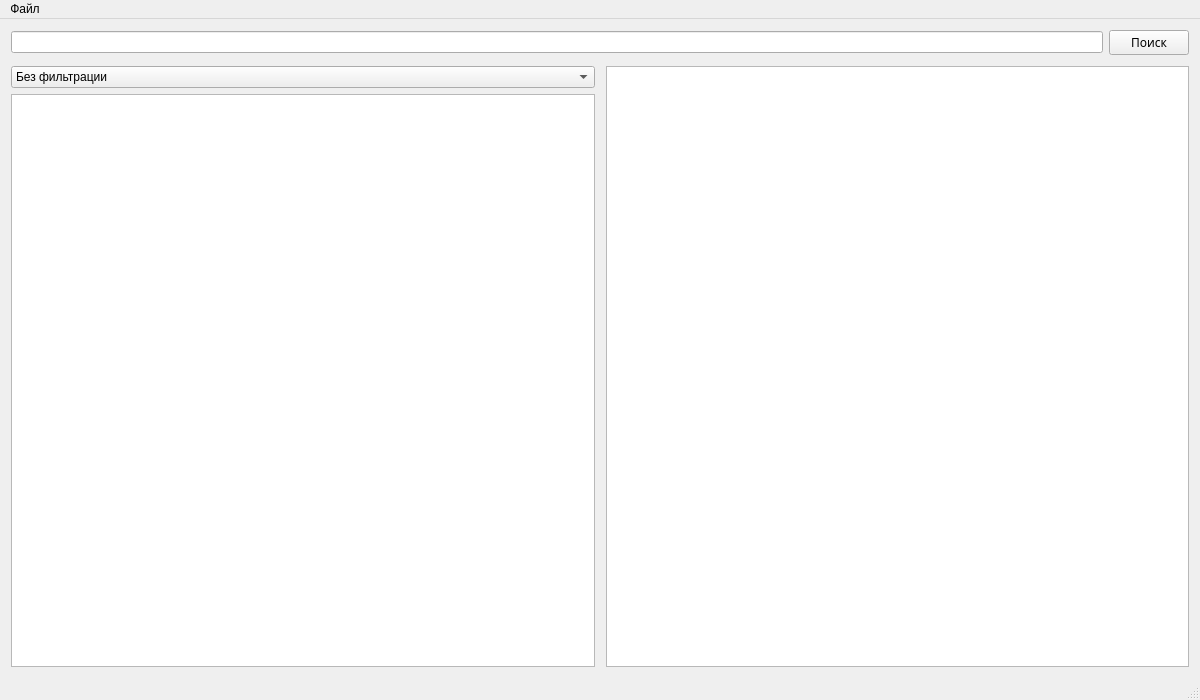
AndreyKuzmaDev/OPDProject, file mainwindow.ui: the form before one commit.
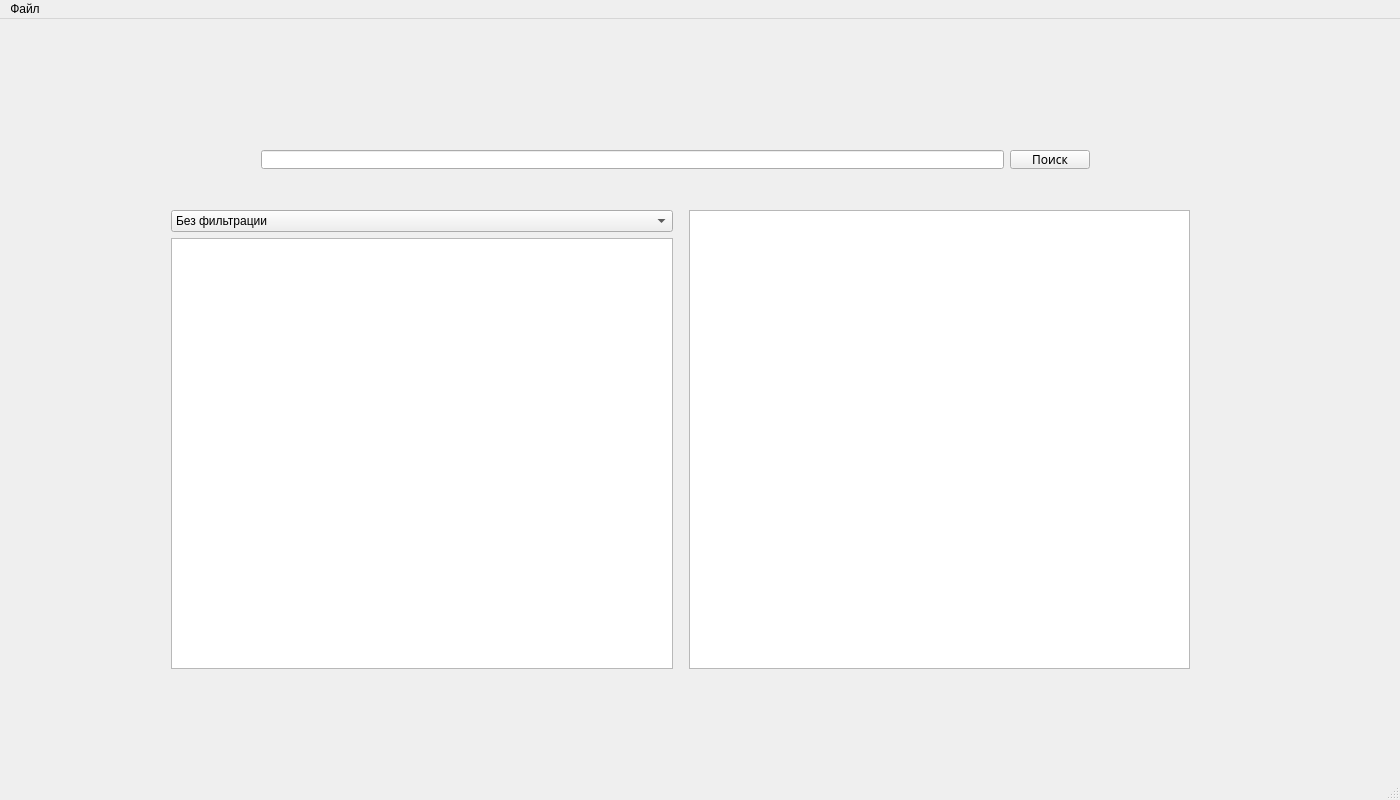
The form after the commit.

Patch:
```diff
--- a/mainwindow.ui
+++ b/mainwindow.ui
@@ -6,8 +6,8 @@
    <rect>
     <x>0</x>
     <y>0</y>
-    <width>1200</width>
-    <height>700</height>
+    <width>1400</width>
+    <height>800</height>
    </rect>
   </property>
   <property name="sizePolicy">
@@ -18,22 +18,32 @@
   </property>
   <property name="minimumSize">
    <size>
-    <width>1200</width>
-    <height>700</height>
+    <width>1400</width>
+    <height>800</height>
    </size>
   </property>
   <property name="maximumSize">
    <size>
-    <width>1200</width>
-    <height>700</height>
+    <width>1400</width>
+    <height>800</height>
    </size>
   </property>
   <property name="windowTitle">
    <string>Мой холодильник</string>
   </property>
+  <property name="styleSheet">
+   <string notr="true"/>
+  </property>
   <widget class="QWidget" name="centralWidget">
-   <layout class="QVBoxLayout" name="verticalLayout_2">
-    <item>
+   <widget class="QWidget" name="layoutWidget">
+    <property name="geometry">
+     <rect>
+      <x>250</x>
+      <y>120</y>
+      <width>851</width>
+      <height>41</height>
+     </rect>
+    </property>
      <layout class="QHBoxLayout" name="horizontalLayout">
       <item>
        <widget class="QLineEdit" name="lineEdit"/>
@@ -49,35 +59,55 @@
         <property name="autoFillBackground">
          <bool>false</bool>
         </property>
+       <property name="styleSheet">
+        <string notr="true">QPushButton#evilButton {
+    background-color: red;
+    border-style: outset;
+    border-width: 2px;
+    border-radius: 10px;
+    border-color: beige;
+    font: bold 14px;
+    min-width: 10em;
+    padding: 6px;
+}
+QPushButton#evilButton:pressed {
+    background-color: rgb(224, 0, 0);
+    border-style: inset;
+}</string>
+       </property>
         <property name="text">
          <string>Поиск</string>
         </property>
        </widget>
       </item>
      </layout>
-    </item>
-    <item>
-     <spacer name="verticalSpacer">
-      <property name="orientation">
-       <enum>Qt::Vertical</enum>
-      </property>
-      <property name="sizeType">
-       <enum>QSizePolicy::Fixed</enum>
-      </property>
-      <property name="sizeHint" stdset="0">
-       <size>
-        <width>20</width>
-        <height>5</height>
-       </size>
-      </property>
-     </spacer>
-    </item>
-    <item>
+   </widget>
+   <widget class="QWidget" name="layoutWidget">
+    <property name="geometry">
+     <rect>
+      <x>160</x>
+      <y>180</y>
+      <width>1041</width>
+      <height>481</height>
+     </rect>
+    </property>
      <layout class="QHBoxLayout" name="horizontalLayout_2">
       <item>
        <layout class="QVBoxLayout" name="verticalLayout">
         <item>
          <widget class="QComboBox" name="comboBox_2">
+         <property name="minimumSize">
+          <size>
+           <width>200</width>
+           <height>22</height>
+          </size>
+         </property>
+         <property name="maximumSize">
+          <size>
+           <width>2743</width>
+           <height>16777215</height>
+          </size>
+         </property>
           <property name="styleSheet">
            <string notr="true">QComboBox QAbstractItemView :: item
 { 
@@ -100,6 +130,12 @@
             <verstretch>0</verstretch>
            </sizepolicy>
           </property>
+         <property name="minimumSize">
+          <size>
+           <width>200</width>
+           <height>200</height>
+          </size>
+         </property>
          </widget>
         </item>
        </layout>
@@ -114,7 +150,7 @@
         </property>
         <property name="sizeHint" stdset="0">
          <size>
-          <width>5</width>
+         <width>10</width>
           <height>20</height>
          </size>
         </property>
@@ -122,24 +158,30 @@
       </item>
       <item>
        <widget class="QTextBrowser" name="textBrowser">
+       <property name="minimumSize">
+        <size>
+         <width>200</width>
+         <height>0</height>
+        </size>
+       </property>
         <property name="font">
          <font>
           <family>Courier New</family>
           <pointsize>12</pointsize>
+         <underline>false</underline>
          </font>
         </property>
        </widget>
       </item>
      </layout>
-    </item>
-   </layout>
+   </widget>
   </widget>
   <widget class="QMenuBar" name="menuBar">
    <property name="geometry">
     <rect>
      <x>0</x>
      <y>0</y>
-     <width>1200</width>
+     <width>1400</width>
      <height>26</height>
     </rect>
    </property>
```
Left out of the diff: 6 changed lines with no effect on the pictures. Lines whose indentation alone changed are shown as unchanged.
